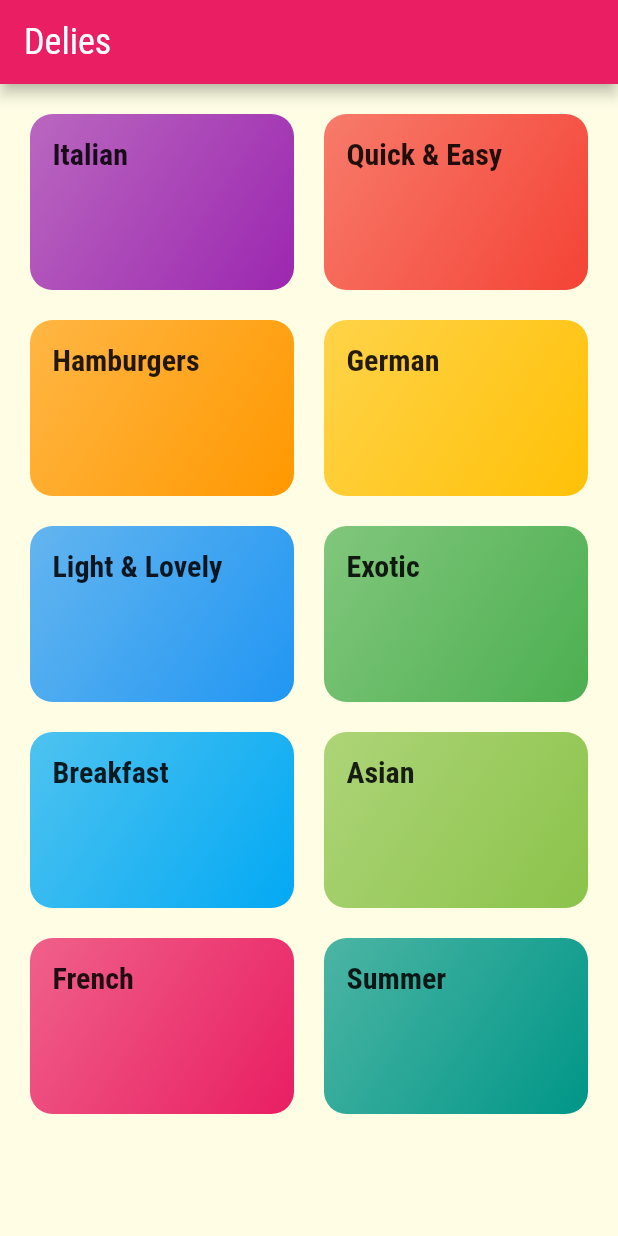
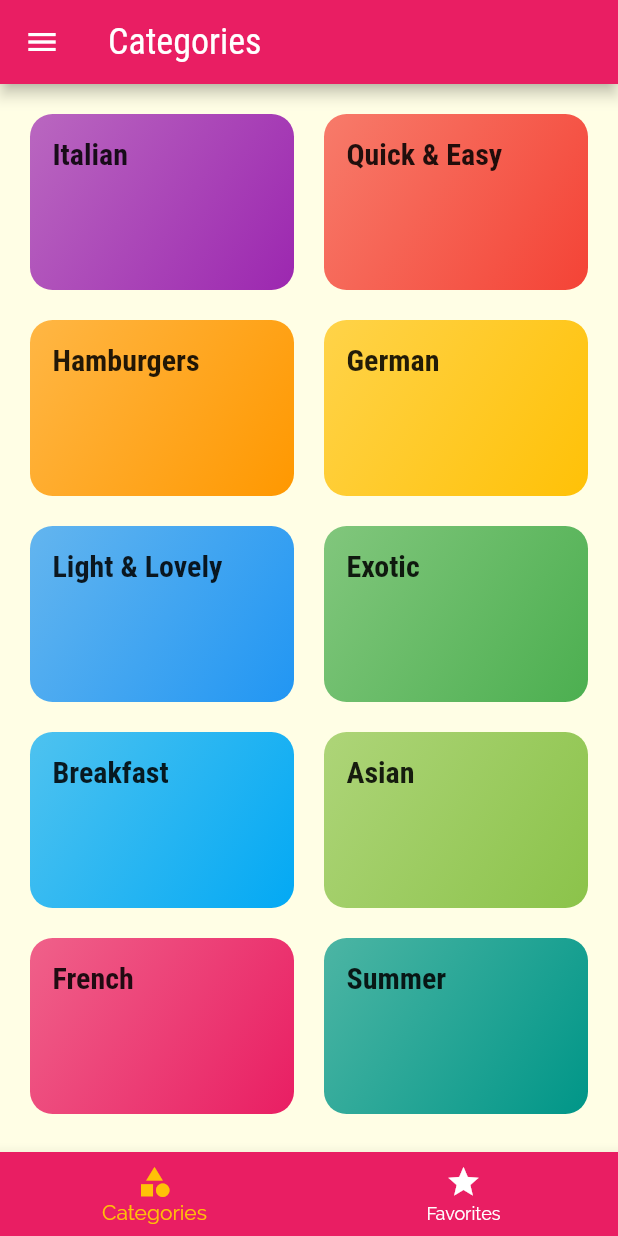
Before and after one commit to meranged/food_app, a Flutter app: the screen it shows after launch, on a phone screen of 412 x 824 dp. Run offline on Flutter 3.47's test engine with Material 2 defaults, Android fonts, the phone set to English and light mode, and no system bars.

```diff
--- a/lib/main.dart
+++ b/lib/main.dart
@@ -1,10 +1,70 @@
 import 'package:flutter/material.dart';
-import 'screens/category_meals_screen.dart';
-import 'screens/categories_screen.dart';
+import '../screens/filters_screen.dart';
+import '../screens/tabs_screen.dart';
+import '../screens/meal_detail_screen.dart';
+import '../screens/category_meals_screen.dart';
+import '../screens/categories_screen.dart';
+import 'dummy_data.dart';
+import '../models/meal.dart';
 
 void main() => runApp(MyApp());
 
-class MyApp extends StatelessWidget {
+class MyApp extends StatefulWidget {
+  @override
+  State<MyApp> createState() => _MyAppState();
+}
+
+class _MyAppState extends State<MyApp> {
+  Map<String, bool> _filters = {
+    'gluten': false,
+    'lactose': false,
+    'vegan': false,
+    'vegetarian': false,
+  };
+
+  void _setFilters(Map<String, bool> filtersData) {
+    setState(() {
+      _filters = filtersData;
+      _availableMeals = DUMMY_MEALS.where((meal) {
+        if (filtersData['gluten'] && !meal.isGlutenFree) {
+          return false;
+        }
+        if (filtersData['lactose'] && !meal.isLactoseFree) {
+          return false;
+        }
+        if (filtersData['vegan'] && !meal.isVegan) {
+          return false;
+        }
+        if (filtersData['vegetarian'] && !meal.isVegetarian) {
+          return false;
+        }
+        return true;
+      }).toList();
+    });
+  }
+
+  List<Meal> _availableMeals = DUMMY_MEALS;
+  List<Meal> _favoriteMeals = [];
+
+  void _toggleFavorite(String mealId) {
+    final existingIndex =
+        _favoriteMeals.indexWhere((meal) => meal.id == mealId);
+
+    if (existingIndex >= 0) {
+      setState(() {
+        _favoriteMeals.removeAt(existingIndex);
+      });
+    } else {
+      setState(() {
+        _favoriteMeals.add(DUMMY_MEALS.firstWhere((meal) => meal.id == mealId));
+      });
+    }
+  }
+
+  bool _isMealFav(String id) {
+    return _favoriteMeals.any((meal) => meal.id == id);
+  }
+
   @override
   Widget build(BuildContext context) {
     return MaterialApp(
@@ -41,8 +101,16 @@ class MyApp extends StatelessWidget {
       ),
       // home: CategoriesScreen(),
       routes: {
-        '/': (ctx) => CategoriesScreen(),
-        CategoryMealsScreen.routeName: (ctx) => CategoryMealsScreen(),
+        '/': (ctx) => TabsScreen(_favoriteMeals),
+        CategoryMealsScreen.routeName: (ctx) =>
+            CategoryMealsScreen(_availableMeals),
+        MealDetailScreen.routeName: (ctx) =>
+            MealDetailScreen(_toggleFavorite, _isMealFav),
+        FiltersScreen.routeName: (ctx) => FiltersScreen(_filters, _setFilters),
+      },
+      onUnknownRoute: (settings) {
+        print(settings.arguments);
+        return MaterialPageRoute(builder: ((context) => CategoriesScreen()));
       },
     );
   }
--- a/lib/screens/categories_screen.dart
+++ b/lib/screens/categories_screen.dart
@@ -3,15 +3,11 @@ import '../dummy_data.dart';
 import '../widgets/category_item.dart';
 
 class CategoriesScreen extends StatelessWidget {
-  const CategoriesScreen({Key key}) : super(key: key);
+  static const screenTitle = 'Categories';
 
   @override
   Widget build(BuildContext context) {
-    return Scaffold(
-      appBar: AppBar(
-        title: Text('Delies'),
-      ),
-      body: GridView(
+    return GridView(
       padding: EdgeInsets.all(20),
       children: DUMMY_CATEGORIES.map((catItem) {
         return CategoryItem(
@@ -26,7 +22,6 @@ class CategoriesScreen extends StatelessWidget {
         crossAxisSpacing: 20,
         mainAxisSpacing: 20,
       ),
-      ),
     );
   }
 }
--- /dev/null
+++ b/lib/screens/tabs_screen.dart
@@ -0,0 +1,71 @@
+import 'package:flutter/material.dart';
+import 'favorites_screen.dart';
+import 'categories_screen.dart';
+import '../widgets/main_drawer.dart';
+import '../models/meal.dart';
+
+class TabsScreen extends StatefulWidget {
+  final List<Meal> favList;
+  TabsScreen(this.favList);
+
+  @override
+  State<TabsScreen> createState() => _TabsScreenState();
+}
+
+class _TabsScreenState extends State<TabsScreen> {
+  List<Map<String, Object>> _pages = [];
+  int _selectedPageIndex = 0;
+
+  void _selectPage(int index) {
+    setState(() {
+      _selectedPageIndex = index;
+    });
+  }
+
+  @override
+  void initState() {
+    _pages = [
+      {
+        'page': CategoriesScreen(),
+        'title': CategoriesScreen.screenTitle,
+      },
+      {
+        'page': FavoritesScreen(widget.favList),
+        'title': FavoritesScreen.screenTitle,
+      }
+    ];
+
+    super.initState();
+  }
+
+  @override
+  Widget build(BuildContext context) {
+    return Scaffold(
+      appBar: AppBar(
+        title: Text(_pages[_selectedPageIndex]['title']),
+      ),
+      drawer: MainDrawer(),
+      body: _pages[_selectedPageIndex]['page'],
+      bottomNavigationBar: BottomNavigationBar(
+        onTap: _selectPage,
+        backgroundColor: Theme.of(context).primaryColor,
+        unselectedItemColor: Colors.white,
+        selectedItemColor: Theme.of(context).accentColor,
+        currentIndex: _selectedPageIndex,
+        //type: BottomNavigationBarType.shifting,
+        items: [
+          BottomNavigationBarItem(
+            backgroundColor: Theme.of(context).primaryColor,
+            icon: Icon(Icons.category),
+            label: 'Categories',
+          ),
+          BottomNavigationBarItem(
+            backgroundColor: Theme.of(context).primaryColor,
+            icon: Icon(Icons.star),
+            label: 'Favorites',
+          ),
+        ],
+      ),
+    );
+  }
+}
```
Also changed, not shown: lib/screens/category_meals_screen.dart (+50 -19 lines), lib/screens/favorites_screen.dart (added, +31 -0 lines), lib/screens/filters_screen.dart (added, +112 -0 lines), lib/screens/meal_detail_screen.dart (added, +95 -0 lines), lib/widgets/main_drawer.dart (added, +55 -0 lines), lib/widgets/meal_item.dart (+99 -5 lines). Lines whose indentation alone changed are shown as unchanged.
